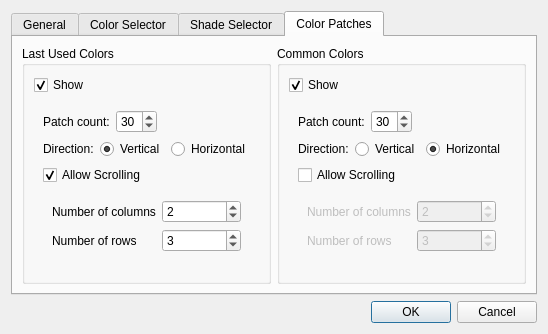
This is krita/plugins/extensions/dockers/colorselectorng/wdg_color_selector_settings.ui in KDE/krita as Qt 5 draws it before an edit. The edited form follows.
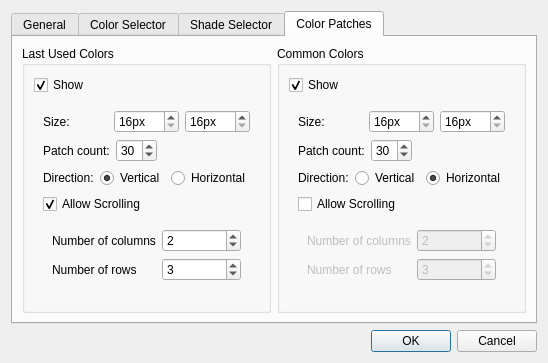
This is the edited form. The open tabs and pages were chosen to show the change. Custom widgets are drawn as their Qt base class.

Commit message: o base class for color selector component   all components will derive from it, for instance color ring, wheel,   squares (saturation/lightness, color/saturation, ..), background etc   these will then be mixed together into one color selector. o color ring with color spaces support

```diff
--- a/krita/plugins/extensions/dockers/colorselectorng/wdg_color_selector_settings.ui
+++ b/krita/plugins/extensions/dockers/colorselectorng/wdg_color_selector_settings.ui
@@ -7,7 +7,7 @@
     <x>0</x>
     <y>0</y>
     <width>514</width>
-    <height>300</height>
+    <height>330</height>
    </rect>
   </property>
   <property name="windowTitle">
@@ -295,6 +295,40 @@
           <item>
            <widget class="QWidget" name="widget" native="true">
             <layout class="QVBoxLayout" name="verticalLayout_2">
+             <item>
+              <layout class="QHBoxLayout" name="horizontalLayout_11">
+               <item>
+                <widget class="QLabel" name="label_14">
+                 <property name="text">
+                  <string>Size:</string>
+                 </property>
+                </widget>
+               </item>
+               <item>
+                <widget class="QSpinBox" name="spinBox_6">
+                 <property name="suffix">
+                  <string>px</string>
+                 </property>
+                 <property name="prefix">
+                  <string/>
+                 </property>
+                 <property name="minimum">
+                  <number>16</number>
+                 </property>
+                </widget>
+               </item>
+               <item>
+                <widget class="QSpinBox" name="spinBox_7">
+                 <property name="suffix">
+                  <string>px</string>
+                 </property>
+                 <property name="minimum">
+                  <number>16</number>
+                 </property>
+                </widget>
+               </item>
+              </layout>
+             </item>
              <item>
               <layout class="QHBoxLayout" name="horizontalLayout_3">
                <item>
@@ -460,6 +494,40 @@
           <item>
            <widget class="QWidget" name="widget_2" native="true">
             <layout class="QVBoxLayout" name="verticalLayout_3">
+             <item>
+              <layout class="QHBoxLayout" name="horizontalLayout_10">
+               <item>
+                <widget class="QLabel" name="label_12">
+                 <property name="text">
+                  <string>Size:</string>
+                 </property>
+                </widget>
+               </item>
+               <item>
+                <widget class="QSpinBox" name="spinBox_4">
+                 <property name="suffix">
+                  <string>px</string>
+                 </property>
+                 <property name="prefix">
+                  <string/>
+                 </property>
+                 <property name="minimum">
+                  <number>16</number>
+                 </property>
+                </widget>
+               </item>
+               <item>
+                <widget class="QSpinBox" name="spinBox_5">
+                 <property name="suffix">
+                  <string>px</string>
+                 </property>
+                 <property name="minimum">
+                  <number>16</number>
+                 </property>
+                </widget>
+               </item>
+              </layout>
+             </item>
              <item>
               <layout class="QHBoxLayout" name="horizontalLayout_5">
                <item>
```
Left out of the diff: 30 changed lines with no effect on the pictures. The commit also changes 7 other files.
